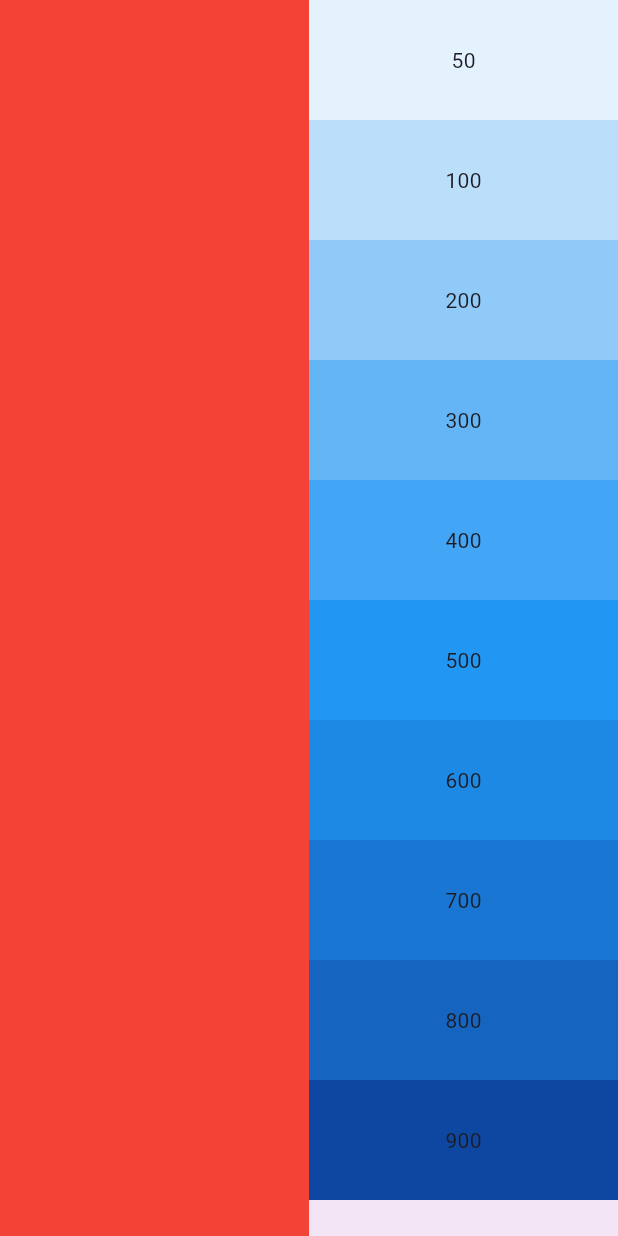
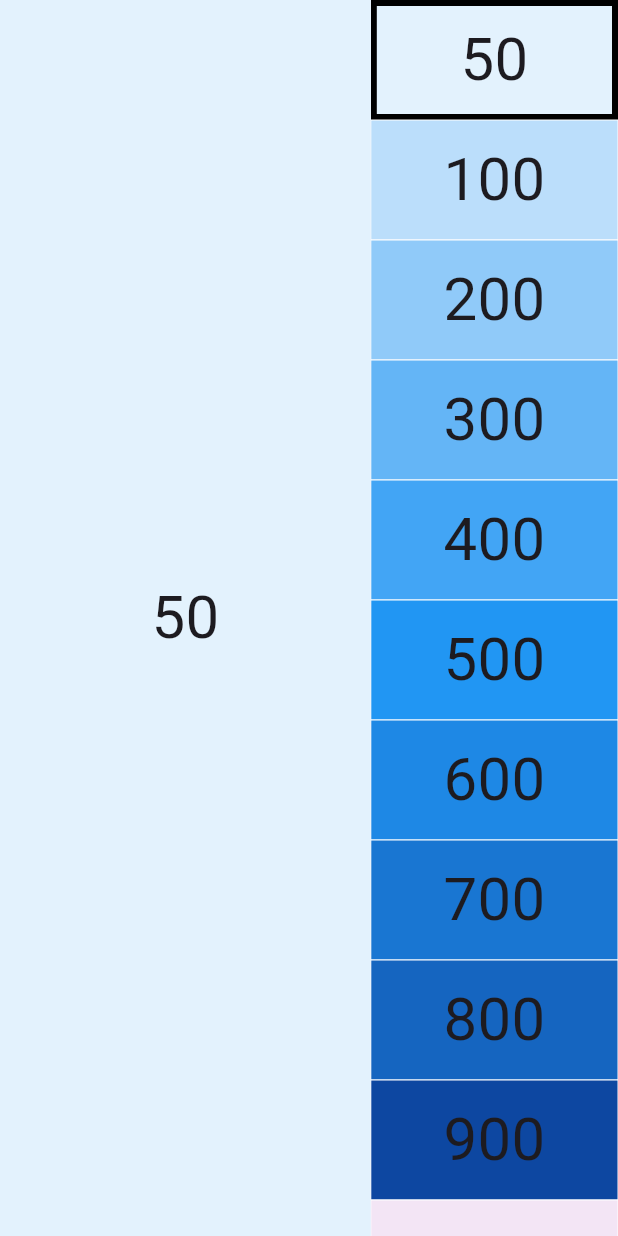
Before and after one commit to SnehalVG-hub/PageView_ListView_Syncing, a Flutter app: the screen it shows after launch, on a phone screen of 412 x 824 dp. Run offline on Flutter 3.47's test engine with Material 3 defaults, Android fonts, the phone set to English and light mode, and no system bars.

Commit message:
final touch

```diff
--- a/lib/main.dart
+++ b/lib/main.dart
@@ -31,6 +31,10 @@ class _HomePageState extends State<HomePage> {
     Colors.lime,
     Colors.pink,
   ];
+  int selectedIndex = 0;
+
+  final GlobalKey listViewKey = GlobalKey();
+
   @override
   Widget build(BuildContext context) {
     return Scaffold(
@@ -40,23 +44,64 @@ class _HomePageState extends State<HomePage> {
             child: Row(
               children: [
                 Expanded(
-                  child: PageView(
+                  flex: 6,
+                  child: PageView.builder(
                     controller: pageController,
                     scrollDirection: Axis.horizontal,
-                    children: [
-                      Container(color: Colors.red),
-                      Container(color: Colors.yellow),
-                      Container(color: Colors.lime),
-                      Container(color: Colors.purple),
-                      Container(color: Colors.redAccent),
-                    ],
+                    physics: CarouselScrollPhysics(),
+                    itemCount: colors.length * shades.length,
+                    onPageChanged: (index) {
+                      setState(() {
+                        selectedIndex = index;
+                      });
+
+                      if (!scrollController.hasClients) return;
+
+                      final RenderBox? listBox =
+                          listViewKey.currentContext?.findRenderObject()
+                              as RenderBox?;
+
+                      if (listBox == null) return;
+
+                      final double itemHeight = 80;
+                      final double listHeight = listBox.size.height;
+
+                      final double selectedItemCenter =
+                          (index * itemHeight) + (itemHeight / 2);
+
+                      final double targetOffset =
+                          (selectedItemCenter - listHeight / 2).clamp(
+                            0.0,
+                            scrollController.position.maxScrollExtent,
+                          );
+
+                      if ((scrollController.offset - targetOffset).abs() > 2) {
+                        scrollController.jumpTo(targetOffset);
+                      }
+                    },
+                    itemBuilder: (context, index) {
+                      int colorIndex = index ~/ shades.length;
+                      int shadeIndex = index % shades.length;
+                      MaterialColor color = colors[colorIndex];
+                      int shade = shades[shadeIndex];
+                      return Container(
+                        color: color[shade],
+                        child: Center(
+                          child: Text('$shade', style: TextStyle(fontSize: 40)),
+                        ),
+                      );
+                    },
                   ),
                 ),
 
                 Expanded(
+                  flex: 4,
                   child: ListView.builder(
+                    key: listViewKey,
                     controller: scrollController,
+                    padding: EdgeInsets.zero,
                     itemCount: shades.length * colors.length,
+
                     itemBuilder: (context, index) {
                       int colorIndex = index ~/ shades.length; // ~/ means round os division, shades.length is 10 and instead of wrote 10 we wrote shades.length or u can also write 10
                       int shadeIndex =
@@ -64,10 +109,35 @@ class _HomePageState extends State<HomePage> {
 
                       MaterialColor color = colors[colorIndex];
                       int shade = shades[shadeIndex];
-                      return Container(
-                        height: 80,
-                        color: color[shade],
-                        child: Center(child: Text('$shade')),
+                      return GestureDetector(
+                        onTap: () {
+                          pageController.animateToPage(
+                            index,
+                            duration: Duration(milliseconds: 500),
+                            curve: Curves.easeInOut,
+                          );
+                        },
+
+                        child: Container(
+                          height: 80,
+
+                          decoration: BoxDecoration(
+                            color: color[shade],
+                            border: Border.all(
+                              color: selectedIndex == index
+                                  ? Colors.black
+                                  : Colors.white,
+                              width: selectedIndex == index ? 4 : 0,
+                            ),
+                          ),
+
+                          child: Center(
+                            child: Text(
+                              '$shade',
+                              style: TextStyle(fontSize: 40),
+                            ),
+                          ),
+                        ),
                       );
                     },
                   ),
```
